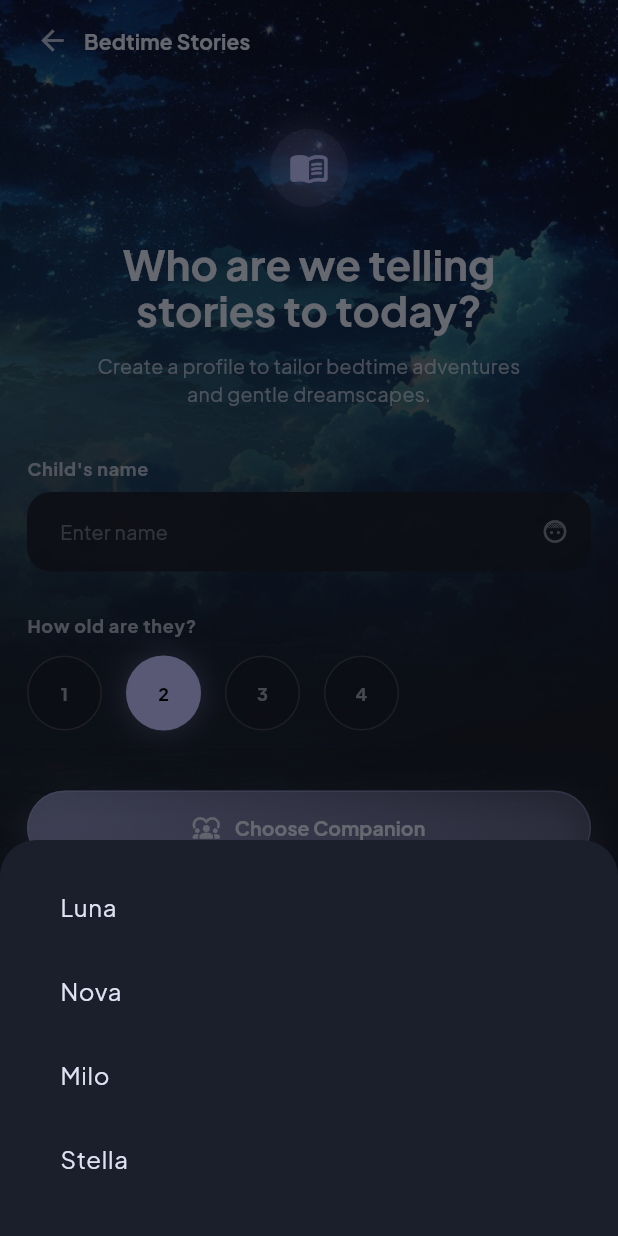
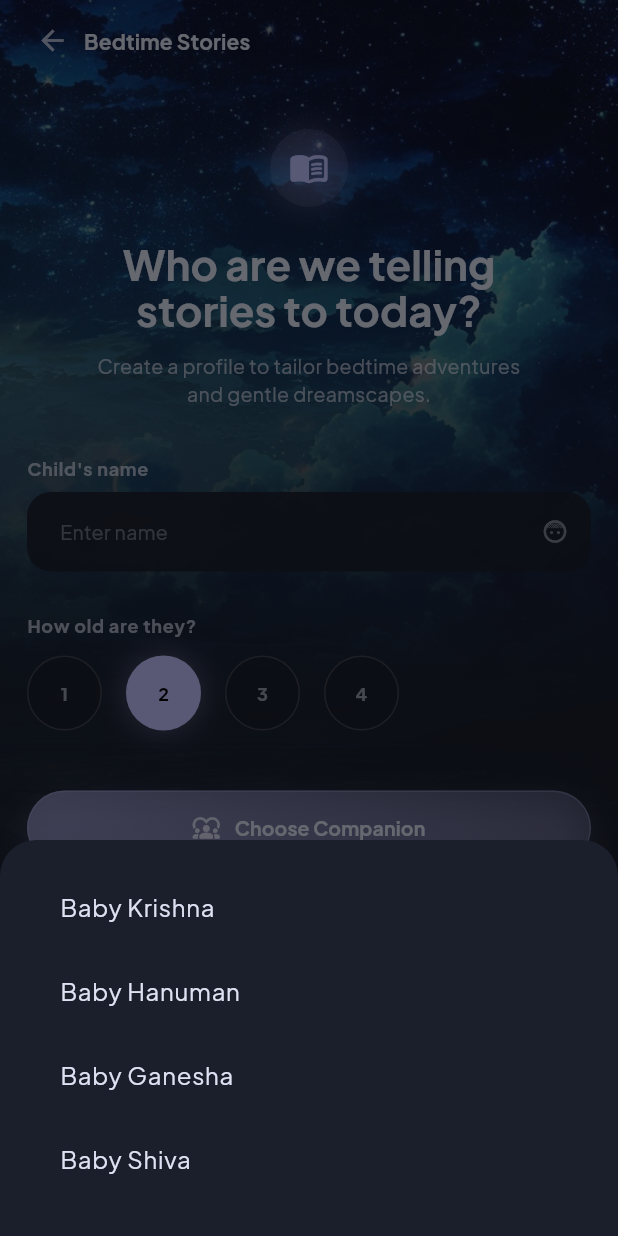
Before and after one commit to AnupamSingh0211/stories-app-frontend, a Flutter app: the ProfileSetupScreen screen opened directly, after a tap on "Choose Companion", on a phone screen of 412 x 824 dp. Run offline on Flutter 3.47's test engine with Material 3 defaults, Android fonts, the phone set to English and light mode, and no system bars; our stand-ins replace supabase_flutter; accounts and stored records are empty.

Commit message:
Give temporary companion list

```diff
--- a/lib/features/auth/profile_setup_screen.dart
+++ b/lib/features/auth/profile_setup_screen.dart
@@ -3,7 +3,12 @@ import 'package:flutter/material.dart';
 import '../../shared/widgets/pill_button.dart';
 import 'profile_repository.dart';
 
-const _companionOptions = ['Luna', 'Nova', 'Milo', 'Stella'];
+const _companionOptions = [
+  'Baby Krishna',
+  'Baby Hanuman',
+  'Baby Ganesha',
+  'Baby Shiva',
+];
 const _ageOptions = [1, 2, 3, 4];
 const _defaultCompanionLabel = 'Companion';
 
```
